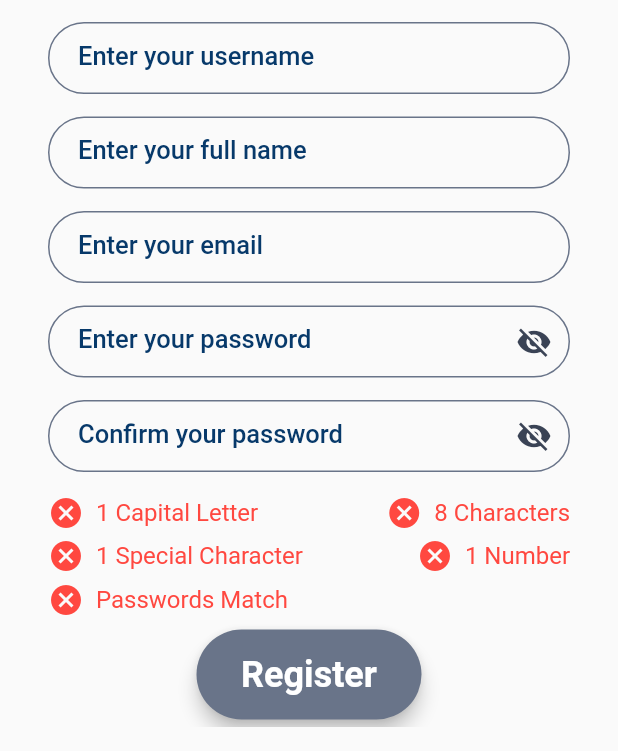
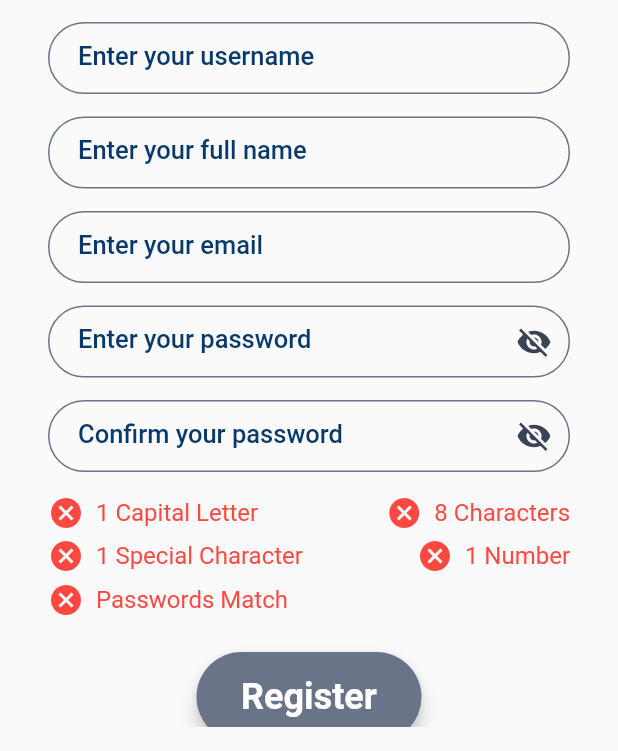
Before and after one commit to aunshpatel/flutter-todo_list, a Flutter app: the RegistrationScreen screen opened by its route, on a phone screen of 412 x 824 dp, the part 485-1236 px from its top. Run offline on Flutter 3.47's test engine with Material 3 defaults, Android fonts, the phone set to English and light mode, and no system bars; our stand-ins replace flutter_bloc, shared_preferences; accounts and stored records are empty.

Commit message:
UI Update

```diff
--- a/lib/screens/registration_screen.dart
+++ b/lib/screens/registration_screen.dart
@@ -364,8 +364,7 @@ class _RegistrationScreenState extends State<RegistrationScreen> {
                             _buildCriteriaCheck('8 Characters', isLengthValid),
                           ],
                         ),
-                        const SizedBox(height: 5,
-                        ),
+                        const SizedBox(height: 5),
                         Row(
                           mainAxisAlignment: MainAxisAlignment.spaceBetween,
                           children: [
@@ -373,14 +372,16 @@ class _RegistrationScreenState extends State<RegistrationScreen> {
                             _buildCriteriaCheck('1 Number', isNumberValid),
                           ],
                         ),
-                        const SizedBox(height: 5,
-                        ),
+                        const SizedBox(height: 5),
                         Row(
                           children: [
                             _buildCriteriaCheck('Passwords Match', doPasswordsMatch),
                           ],
                         )
                       ],
+                    ),
+                    const SizedBox(
+                      height: 15.0,
                     ),
                     RoundedButton(
                       title: 'Register',
@@ -395,6 +396,9 @@ class _RegistrationScreenState extends State<RegistrationScreen> {
                           ),
                         );
                       } : null,
+                    ),
+                    const SizedBox(
+                      height: 7.0,
                     ),
                     Row(
                       mainAxisAlignment: MainAxisAlignment.center,
```
